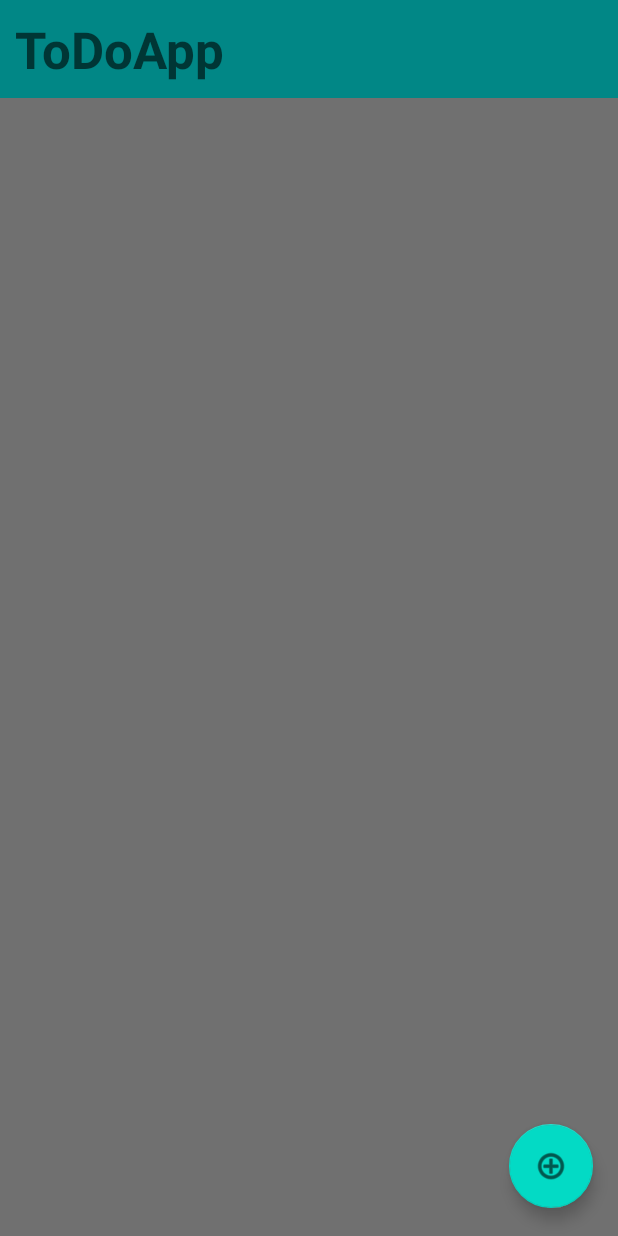
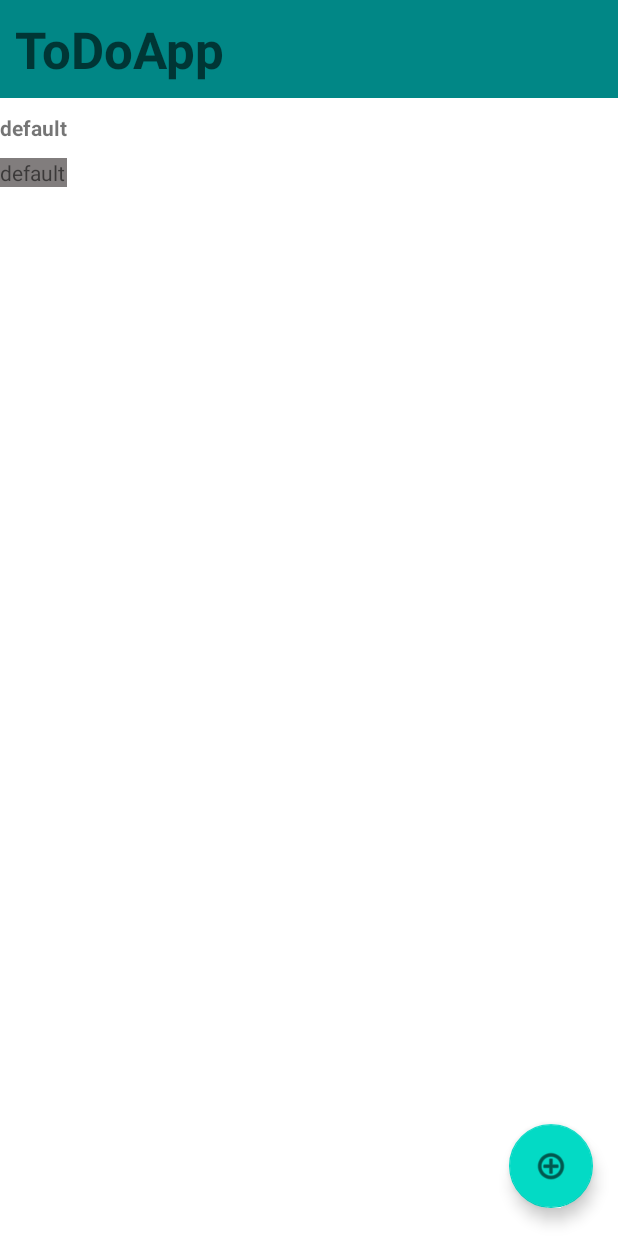
Before and after one commit to Neumann-ai/ToDoApp, an Android app: the screen it shows after launch (MainActivity), on a phone screen of 412 x 824 dp. Run offline under Robolectric (Android 15) with nearby library versions, the phone set to English and light mode, and no system bars.

Commit message:
new features like date in items list and listview replaced by recyclerview

```diff
--- a/app/src/main/java/com/example/todoapp/AddNewItemActivity.java
+++ b/app/src/main/java/com/example/todoapp/AddNewItemActivity.java
@@ -9,37 +9,60 @@ import android.widget.Toast;
 
 import androidx.appcompat.app.AppCompatActivity;
 
+import com.google.gson.Gson;
+import com.google.gson.reflect.TypeToken;
+
+import java.lang.reflect.Type;
 import java.util.ArrayList;
+import java.util.Date;
+import java.text.SimpleDateFormat;
+import java.time.LocalDateTime;
 import java.util.Arrays;
 import java.util.List;
 
+
+
 public class AddNewItemActivity extends AppCompatActivity {
 
-    public String newItem;
+    public Tasks newItem;
 
-    public ArrayList<String> itemList;
+    public ArrayList<Tasks> itemList;
+
+    public String jsonItemList;
+
+
     @Override
     protected void onCreate(Bundle savedInstanceState) {
         super.onCreate(savedInstanceState);
         setContentView(R.layout.activity_add_new_item);
 
         Intent intent = getIntent();
-        itemList = intent.getStringArrayListExtra("item_List");
+        jsonItemList = intent.getStringExtra("item_List");
 
+        Gson gson = new Gson();
+        Type type = new TypeToken<ArrayList<Tasks>>(){}.getType();
+        itemList = gson.fromJson(jsonItemList, type);
     }
 
     public void createItem(View view)
     {
         EditText text = findViewById(R.id.editTextTextPersonName);
-        newItem = text.getText().toString();
+        SimpleDateFormat formater = new SimpleDateFormat("dd/MM/yyyy");
+        Date date = new Date();
+        newItem = new Tasks(text.getText().toString(), formater.format(date));
 
-        if(!newItem.isEmpty())
+
+        if(!newItem.getText().isEmpty())
         {
             itemList.add(newItem);
             PrefConfig.writeListInPrefs(getApplicationContext(), itemList);
 
+            Gson gson = new Gson();
+
+            String JsonList = gson.toJson(itemList);
+
             Intent mainIntent = new Intent(this, MainActivity.class);
-            mainIntent = mainIntent.putStringArrayListExtra("New_Item", itemList);
+            mainIntent = mainIntent.putExtra("New_Item", JsonList);
             startActivity(mainIntent);
         }
         else
--- a/app/src/main/java/com/example/todoapp/MainActivity.java
+++ b/app/src/main/java/com/example/todoapp/MainActivity.java
@@ -13,19 +13,26 @@ import android.widget.TextView;
 import android.widget.Toast;
 
 import androidx.appcompat.app.AppCompatActivity;
+import androidx.recyclerview.widget.LinearLayoutManager;
+import androidx.recyclerview.widget.RecyclerView;
 
+import com.google.gson.Gson;
+import com.google.gson.reflect.TypeToken;
+
+import java.lang.reflect.Type;
 import java.util.ArrayList;
 import java.util.Arrays;
+import java.util.List;
 
 
 public class MainActivity extends AppCompatActivity {
 
 
-    public ArrayList<String> itemList;
+    public ArrayList<Tasks> itemList;
 
-    public ArrayAdapter<String> adapter;
+    public ArrayAdapter<Tasks> adapter;
 
-    public ListView layout;
+    public RecyclerView layout;
 
 
 
@@ -34,41 +41,43 @@ public class MainActivity extends AppCompatActivity {
         super.onCreate(savedInstanceState);
         setContentView(R.layout.activity_main);
 
-        layout = findViewById(R.id.listView);
+        layout = findViewById(R.id.mainLayout);
+        layout.setLayoutManager(new LinearLayoutManager(this));
+
 
         Intent intent = getIntent();
 
-        itemList = PrefConfig.readItemList(getApplicationContext());
+       itemList = PrefConfig.readItemList(getApplicationContext());
 
-        ArrayList<String> updatedList = intent.getStringArrayListExtra("New_Item");
+        String stupdatedList = intent.getStringExtra("New_Item");
 
-        if(updatedList == null && itemList == null)
+        if(stupdatedList == null && itemList == null)
         {
-            itemList = new ArrayList<>();
+            itemList = new ArrayList<Tasks>();
+            Tasks newTask = new Tasks("default", "default");
+
+            itemList.add(newTask);
+
             Log.d("message", "no hay nada rey");
         }
         else
         {
-            if(updatedList != null)
+            if(stupdatedList != null)
             {
+                Gson gson = new Gson();
+                Type type = new TypeToken<ArrayList<Tasks>>(){}.getType();
+                ArrayList<Tasks> updatedList = gson.fromJson(stupdatedList, type);
                 itemList = updatedList;
             }
         }
 
-        adapter = new ArrayAdapter<>(this, android.R.layout.simple_list_item_1, itemList);
+        adapter_Items adapter = new adapter_Items(itemList);
 
         layout.setAdapter(adapter);
-        setUpItemOnLongClickListener();
+        //setUpItemOnLongClickListener();
     }
 
-    public void addItem(View view)
-    {
-        Intent intent = new Intent(this, AddNewItemActivity.class);
-        intent.putStringArrayListExtra("item_List", itemList);
-        startActivity(intent);
-    }
-
-    public void setUpItemOnLongClickListener()
+    /*public void setUpItemOnLongClickListener()
     {
         layout.setOnItemLongClickListener(new AdapterView.OnItemLongClickListener() {
             @Override
@@ -103,5 +112,15 @@ public class MainActivity extends AppCompatActivity {
             }
         });
 
+    }*/
+
+    public void addItem(View view)
+    {
+        Intent intent = new Intent(this, AddNewItemActivity.class);
+        Gson gson = new Gson();
+        String JsonList = gson.toJson(itemList);
+
+        intent.putExtra("item_List",  JsonList);
+        startActivity(intent);
     }
 }
--- a/app/src/main/java/com/example/todoapp/PrefConfig.java
+++ b/app/src/main/java/com/example/todoapp/PrefConfig.java
@@ -14,7 +14,7 @@ public class PrefConfig {
 
     private static final String LIST_KEY =  "list_key";
 
-    public static void writeListInPrefs(Context context, ArrayList<String> itemList)
+    public static void writeListInPrefs(Context context, ArrayList<Tasks> itemList)
     {
         Gson gson = new Gson();
         String jSonString = gson.toJson(itemList);
@@ -27,14 +27,16 @@ public class PrefConfig {
         editor.apply();
     }
 
-    public static ArrayList<String> readItemList(Context context)
+    public static ArrayList<Tasks> readItemList(Context context)
     {
         SharedPreferences sharedPrefs = PreferenceManager.getDefaultSharedPreferences(context);
         String jSonString = sharedPrefs.getString(LIST_KEY, "");
 
-        Gson gson = new Gson();
-        Type type = new TypeToken<ArrayList<String>>(){}.getType();
-        ArrayList<String> itemList = gson.fromJson(jSonString, type);
+      //  sharedPrefs.edit().clear();
+
+       Gson gson = new Gson();
+        Type type = new TypeToken<ArrayList<Tasks>>(){}.getType();
+        ArrayList<Tasks> itemList = gson.fromJson(jSonString, type);
         return itemList;
     }
 
--- /dev/null
+++ b/app/src/main/java/com/example/todoapp/Tasks.java
@@ -0,0 +1,36 @@
+package com.example.todoapp;
+
+public class Tasks {
+
+    private String text;
+    private String date;
+
+    Tasks(String text, String date)
+    {
+        this.text = text;
+        this.date = date;
+    }
+
+    public Tasks() {
+
+    }
+
+
+    public String getText() {
+        return text;
+    }
+
+    public void setText(String text) {
+        this.text = text;
+    }
+
+    public String getDate() {
+        return date;
+    }
+
+    public void setDate(String date) {
+        this.date = date;
+    }
+
+
+}
--- /dev/null
+++ b/app/src/main/java/com/example/todoapp/adapter_Items.java
@@ -0,0 +1,59 @@
+package com.example.todoapp;
+
+import android.content.Context;
+import android.view.LayoutInflater;
+import android.view.View;
+import android.view.ViewGroup;
+import android.widget.TextView;
+
+import androidx.annotation.NonNull;
+import androidx.recyclerview.widget.RecyclerView;
+
+import java.util.ArrayList;
+import java.util.List;
+
+import com.example.todoapp.Tasks;
+
+public class adapter_Items extends RecyclerView.Adapter<adapter_Items.ItemViewHolder> {
+
+    private final ArrayList<Tasks> objectList;
+
+    public adapter_Items(ArrayList<Tasks> objectList) {
+        this.objectList = objectList;
+    }
+
+    public class ItemViewHolder extends RecyclerView.ViewHolder
+    {
+         TextView content;
+         TextView date;
+
+        public ItemViewHolder(@NonNull View itemView) {
+            super(itemView);
+
+            content = itemView.findViewById(R.id.item_Content);
+            date =  itemView.findViewById(R.id.item_Date);
+        }
+    }
+
+
+    @NonNull
+    @Override
+    public ItemViewHolder onCreateViewHolder(@NonNull ViewGroup parent, int viewType) {
+        View view = LayoutInflater.from(parent.getContext()).inflate(R.layout.item_list,null,false);
+        return new ItemViewHolder(view);
+    }
+
+    @Override
+    public void onBindViewHolder(@NonNull ItemViewHolder holder, int position) {
+
+        holder.content.setText(objectList.get(position).getText());
+        holder.date.setText(objectList.get(position).getDate());
+
+
+    }
+
+    @Override
+    public int getItemCount() {
+        return objectList.size();
+    }
+}
--- a/app/src/main/res/layout/activity_add_new_item.xml
+++ b/app/src/main/res/layout/activity_add_new_item.xml
@@ -36,4 +36,5 @@
         app:layout_constraintVertical_bias="0.976"
         app:srcCompat="?android:attr/textCheckMark"
         tools:ignore="SpeakableTextPresentCheck" />
+
 </androidx.constraintlayout.widget.ConstraintLayout>
--- a/app/src/main/res/layout/activity_main.xml
+++ b/app/src/main/res/layout/activity_main.xml
@@ -31,22 +31,6 @@
         app:layout_constraintTop_toTopOf="parent"
         app:layout_constraintVertical_bias="0.0" />
 
-    <ListView
-        android:id="@+id/listView"
-        android:layout_width="0dp"
-        android:layout_height="0dp"
-        android:background="#E8454545"
-        android:backgroundTint="#DA474747"
-        android:paddingStart="10dp"
-        android:textAlignment="viewStart"
-        android:textFilterEnabled="false"
-        app:layout_constraintBottom_toBottomOf="parent"
-        app:layout_constraintEnd_toEndOf="parent"
-        app:layout_constraintStart_toStartOf="parent"
-        app:layout_constraintTop_toBottomOf="@+id/textView">
-
-    </ListView>
-
     <com.google.android.material.floatingactionbutton.FloatingActionButton
         android:id="@+id/floatingActionButton"
         android:layout_width="wrap_content"
@@ -63,4 +47,14 @@
         app:srcCompat="@android:drawable/ic_menu_add"
         tools:ignore="SpeakableTextPresentCheck" />
 
+    <androidx.recyclerview.widget.RecyclerView
+        android:id="@+id/mainLayout"
+        android:layout_width="0dp"
+        android:layout_height="0dp"
+        app:layout_constraintBottom_toBottomOf="parent"
+        app:layout_constraintEnd_toEndOf="parent"
+        app:layout_constraintStart_toStartOf="parent"
+        app:layout_constraintTop_toBottomOf="@+id/textView"
+        app:layout_constraintVertical_bias="0.493" />
+
 </androidx.constraintlayout.widget.ConstraintLayout>
--- /dev/null
+++ b/app/src/main/res/layout/item_list.xml
@@ -0,0 +1,25 @@
+<?xml version="1.0" encoding="utf-8"?>
+<LinearLayout xmlns:android="http://schemas.android.com/apk/res/android"
+    android:layout_width="match_parent"
+    android:layout_height="match_parent"
+    android:backgroundTint="#535252"
+    android:orientation="vertical">
+
+    <TextView
+        android:id="@+id/item_Content"
+        android:layout_width="match_parent"
+        android:layout_height="40dp"
+        android:gravity="center_vertical"
+        android:text="TextView"
+        android:textStyle="bold"
+        android:typeface="sans" />
+
+    <TextView
+        android:id="@+id/item_Date"
+        android:layout_width="match_parent"
+        android:layout_height="wrap_content"
+        android:background="#817D7D"
+        android:text="TextView"
+        android:visibility="visible" />
+
+</LinearLayout>
```
